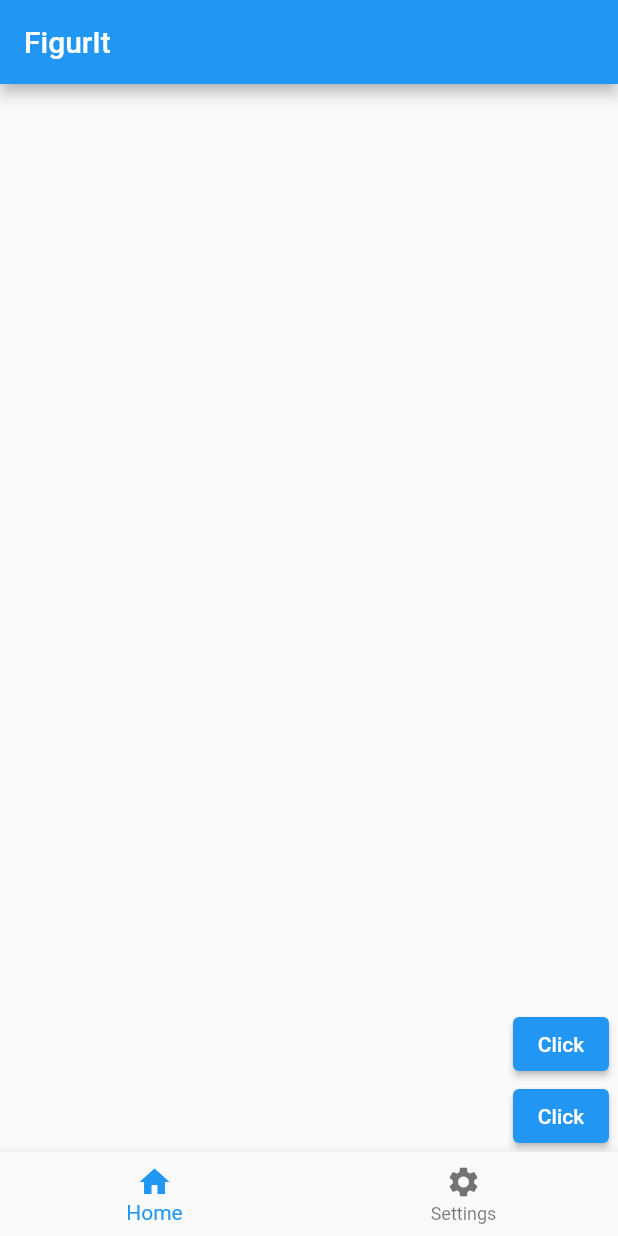
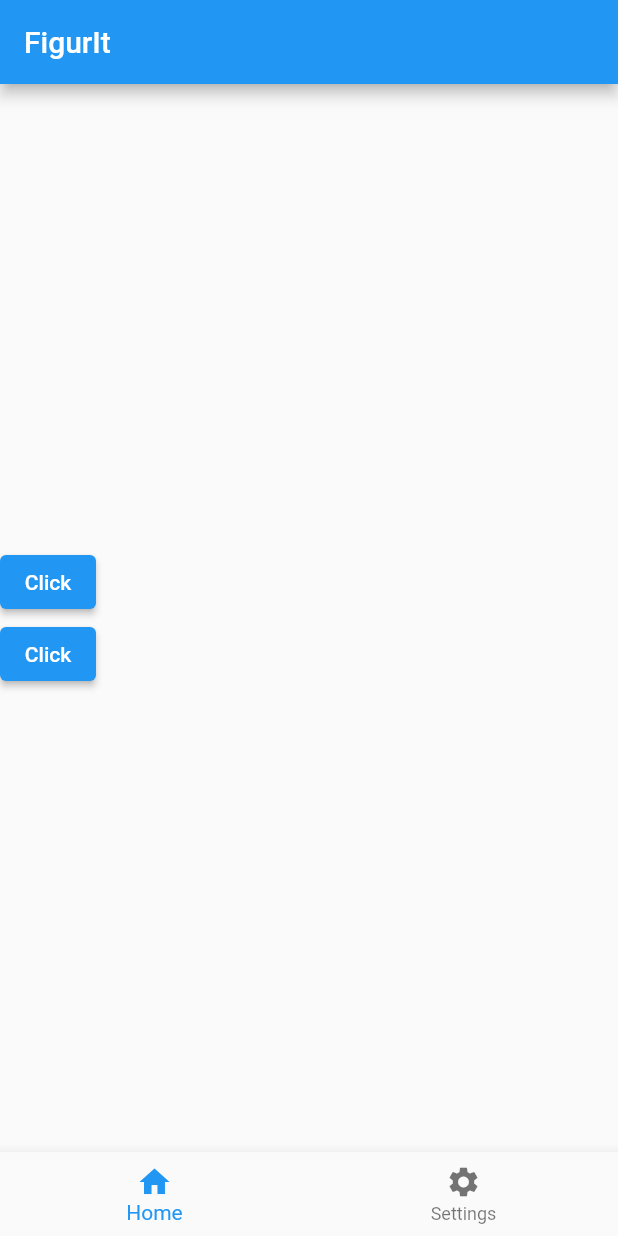
Before and after one commit to andrebarbadoUFSC/fluttertest, a Flutter app: the screen it shows after launch, on a phone screen of 412 x 824 dp. Run offline on Flutter 3.47's test engine with Material 2 defaults, Android fonts, the phone set to English and light mode, and no system bars.

Commit message:
usar infinity para encontrar borda

```diff
--- a/lib/main.dart
+++ b/lib/main.dart
@@ -15,6 +15,7 @@ class _MyApp2State extends State<MyApp2> {
   String buttonname = 'Click';
   int indexAtual = 0;
 
+
   @override
   Widget build(BuildContext context) {
     //tira o debug banner
@@ -28,10 +29,10 @@ class _MyApp2State extends State<MyApp2> {
         ),
         body: Center(
           child: SizedBox(
-            width: 400,
+            width: double.infinity,
             child: Column(
-              mainAxisAlignment: MainAxisAlignment.end,
-              crossAxisAlignment: CrossAxisAlignment.end,
+              mainAxisAlignment: MainAxisAlignment.center,
+              crossAxisAlignment: CrossAxisAlignment.start,
               children: [
                 ElevatedButton(
                   onPressed: () {
```
